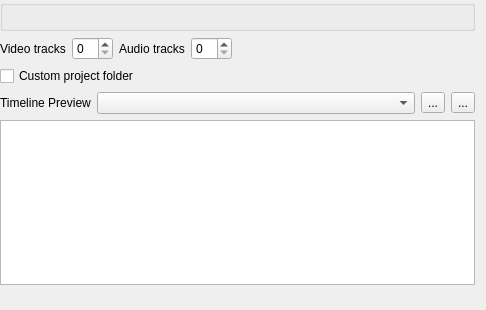
Qt form src/ui/configproject_ui.ui (KDE/kdenlive) before a commit.
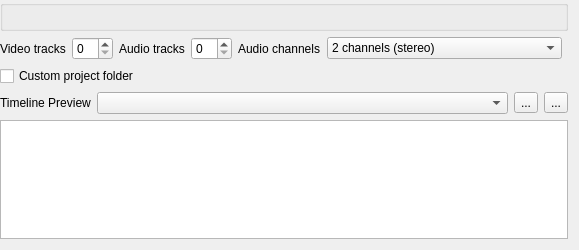
The same form after that commit. Custom widgets are drawn as their Qt base class.

Commit message: Preliminary support for projects with 4/6 audio channels

```diff
--- a/src/ui/configproject_ui.ui
+++ b/src/ui/configproject_ui.ui
@@ -6,8 +6,8 @@
    <rect>
     <x>0</x>
     <y>0</y>
-    <width>486</width>
-    <height>310</height>
+    <width>579</width>
+    <height>250</height>
    </rect>
   </property>
   <layout class="QGridLayout" name="gridLayout_2">
@@ -17,7 +17,20 @@
    <property name="topMargin">
     <number>0</number>
    </property>
-   <item row="5" column="0" colspan="5">
+   <item row="0" column="0" colspan="7">
+    <widget class="QGroupBox" name="profile_box">
+     <property name="flat">
+      <bool>true</bool>
+     </property>
+    </widget>
+   </item>
+   <item row="1" column="3">
+    <widget class="QSpinBox" name="kcfg_audiotracks"/>
+   </item>
+   <item row="1" column="1">
+    <widget class="QSpinBox" name="kcfg_videotracks"/>
+   </item>
+   <item row="5" column="0" colspan="7">
     <widget class="QPlainTextEdit" name="previewparams">
      <property name="sizePolicy">
       <sizepolicy hsizetype="Expanding" vsizetype="Maximum">
@@ -30,27 +43,14 @@
      </property>
     </widget>
    </item>
-   <item row="1" column="4">
-    <spacer name="horizontalSpacer">
-     <property name="orientation">
-      <enum>Qt::Horizontal</enum>
-     </property>
-     <property name="sizeHint" stdset="0">
-      <size>
-       <width>58</width>
-       <height>22</height>
-      </size>
-     </property>
-    </spacer>
-   </item>
-   <item row="0" column="0" colspan="5">
-    <widget class="QGroupBox" name="profile_box">
-     <property name="flat">
-      <bool>true</bool>
+   <item row="1" column="2">
+    <widget class="QLabel" name="label_7">
+     <property name="text">
+      <string>Audio tracks</string>
      </property>
     </widget>
    </item>
-   <item row="3" column="0" colspan="5">
+   <item row="3" column="0" colspan="7">
     <layout class="QHBoxLayout" name="horizontalLayout_2">
      <item>
       <widget class="QCheckBox" name="kcfg_customprojectfolder">
@@ -60,7 +60,7 @@
       </widget>
      </item>
      <item>
-      <widget class="KUrlRequester" name="projecturl">
+      <widget class="KUrlRequester" name="projecturl" native="true">
        <property name="enabled">
         <bool>false</bool>
        </property>
@@ -68,13 +68,7 @@
      </item>
     </layout>
    </item>
-   <item row="1" column="1">
-    <widget class="QSpinBox" name="kcfg_videotracks"/>
-   </item>
-   <item row="1" column="3">
-    <widget class="QSpinBox" name="kcfg_audiotracks"/>
-   </item>
-   <item row="4" column="0" colspan="5">
+   <item row="4" column="0" colspan="7">
     <layout class="QHBoxLayout" name="horizontalLayout">
      <item>
       <widget class="QLabel" name="label_25">
@@ -118,13 +112,6 @@
      </item>
     </layout>
    </item>
-   <item row="1" column="2">
-    <widget class="QLabel" name="label_7">
-     <property name="text">
-      <string>Audio tracks</string>
-     </property>
-    </widget>
-   </item>
    <item row="1" column="0">
     <widget class="QLabel" name="label_6">
      <property name="text">
@@ -145,6 +132,38 @@
      </property>
     </spacer>
    </item>
+   <item row="1" column="4">
+    <widget class="QLabel" name="label">
+     <property name="text">
+      <string>Audio channels</string>
+     </property>
+    </widget>
+   </item>
+   <item row="1" column="5">
+    <widget class="QComboBox" name="kcfg_audio_channels">
+     <property name="sizePolicy">
+      <sizepolicy hsizetype="MinimumExpanding" vsizetype="Fixed">
+       <horstretch>0</horstretch>
+       <verstretch>0</verstretch>
+      </sizepolicy>
+     </property>
+     <item>
+      <property name="text">
+       <string>2 channels (stereo)</string>
+      </property>
+     </item>
+     <item>
+      <property name="text">
+       <string>4 channels</string>
+      </property>
+     </item>
+     <item>
+      <property name="text">
+       <string>6 channels</string>
+      </property>
+     </item>
+    </widget>
+   </item>
   </layout>
  </widget>
  <customwidgets>
```
The commit also changes 19 other files.
